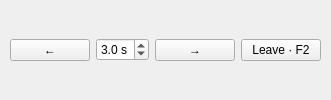
djebaz/dtflow, file src/dtflow/ui/forms/gallery_slideshow.ui: the form before one commit.
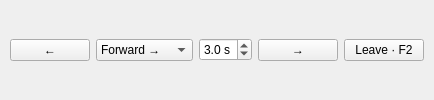
The form after the commit.

Commit message:
Add slideshow direction and top-right overlay controls
Offer forward/backward automatic playback relative to the current filtered sort, retaining independent manual arrows. Anchor the translucent controls at the picture top right and document the behavior. No tests or renders run.

```diff
--- a/src/dtflow/ui/forms/gallery_slideshow.ui
+++ b/src/dtflow/ui/forms/gallery_slideshow.ui
@@ -8,6 +8,12 @@
    <property name="topMargin"><number>8</number></property><property name="bottomMargin"><number>8</number></property>
    <property name="spacing"><number>6</number></property>
    <item><widget class="QPushButton" name="slideshowPrevious"><property name="text"><string>←</string></property><property name="accessibleName"><string>Previous image</string></property><property name="toolTip"><string>Previous image · Left arrow</string></property></widget></item>
+   <item><widget class="QComboBox" name="slideshowDirection">
+    <property name="accessibleName"><string>Slideshow direction</string></property>
+    <property name="toolTip"><string>Forward follows the current filtered sort; Backward reverses it. Both loop.</string></property>
+    <item><property name="text"><string>Forward →</string></property></item>
+    <item><property name="text"><string>Backward ←</string></property></item>
+   </widget></item>
    <item><widget class="QDoubleSpinBox" name="slideshowSeconds">
     <property name="minimum"><double>0.5</double></property><property name="maximum"><double>8.0</double></property>
     <property name="singleStep"><double>0.5</double></property><property name="decimals"><number>1</number></property>
```
The commit also changes 5 other files.
